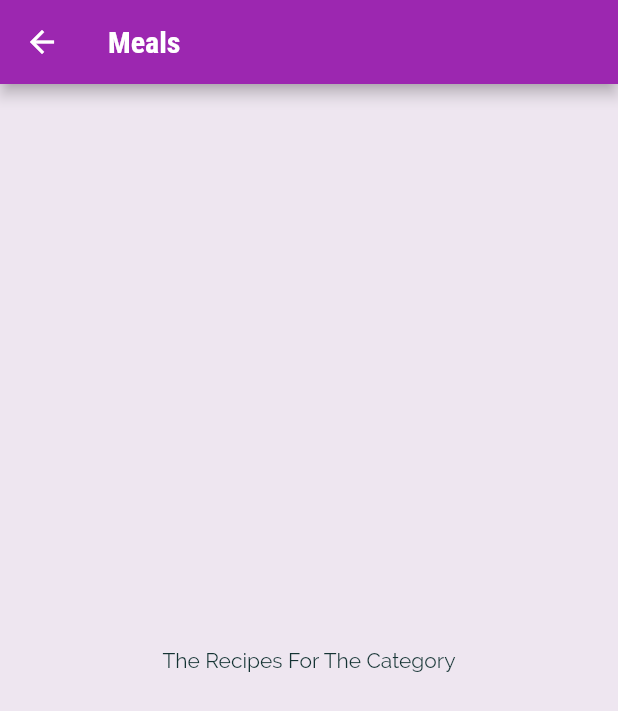
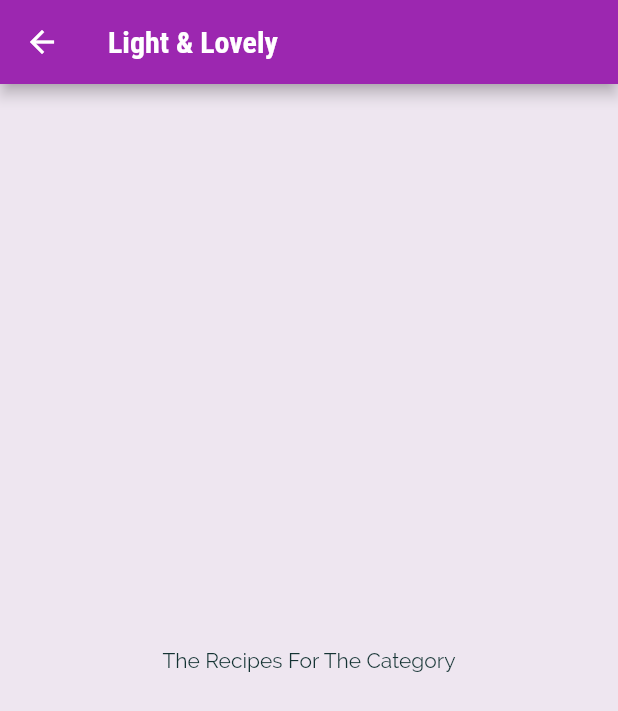
Before and after one commit to Alpha2Chris14/mealApp, a Flutter app: the screen it shows after launch, after a tap on "Light & Lovely", on a phone screen of 412 x 824 dp. Shown: the top 711 px of the screen. Run offline on Flutter 3.47's test engine with Material 2 defaults, Android fonts, the phone set to English and light mode, and no system bars.

Commit message:
added named route in main.dart and used it in category_item

```diff
--- a/lib/categories_meals_screen.dart
+++ b/lib/categories_meals_screen.dart
@@ -1,13 +1,22 @@
 import 'package:flutter/material.dart';
 
 class CategoriesMealsScreen extends StatelessWidget {
-  const CategoriesMealsScreen({super.key});
+  static const routeName = '/category-meals';
+  // final String categoryId;
+  // final String categoryTitle;
+
+  // const CategoriesMealsScreen(this.categoryId, this.categoryTitle, {super.key});
 
   @override
   Widget build(BuildContext context) {
+    final routeArgs =
+        ModalRoute.of(context)?.settings.arguments as Map<String, String>;
+
+    final categoryId = routeArgs['id'];
+    final categoryTitle = routeArgs['title'];
     return Scaffold(
       appBar: AppBar(
-        title: const Text("Meals"),
+        title: Text(categoryTitle as String),
       ),
       body: const Center(
         child: Text("The Recipes For The Category"),
--- a/lib/categories_screen.dart
+++ b/lib/categories_screen.dart
@@ -19,7 +19,8 @@ class CategoriesScreen extends StatelessWidget {
         ),
         children: DUMMY_CATEGORIES
             .map(
-              (catData) => CategoryItem(catData.title, catData.color),
+              (catData) =>
+                  CategoryItem(catData.id, catData.title, catData.color),
             )
             .toList(),
       ),
--- a/lib/category_item.dart
+++ b/lib/category_item.dart
@@ -1,19 +1,29 @@
 import 'package:flutter/material.dart';
 import 'package:mealapp/categories_meals_screen.dart';
+// import 'package:mealapp/categories_meals_screen.dart';
 
 class CategoryItem extends StatelessWidget {
+  final String id;
   final String title;
   final Color color;
 
   CategoryItem(
+    this.id,
     this.title,
     this.color,
   );
 
   void selectCategory(BuildContext context) {
-    Navigator.of(context).push(MaterialPageRoute(builder: (_) {
-      return const CategoriesMealsScreen();
-    }));
+    Navigator.of(context)
+        .pushNamed(CategoriesMealsScreen.routeName, arguments: {
+      'id': id,
+      'title': title,
+    });
+    // Navigator.of(context).push(MaterialPageRoute(
+    //     fullscreenDialog: false,
+    //     builder: (_) {
+    //       return CategoriesMealsScreen(id, title);
+    //     }));
   }
 
   @override
--- a/lib/main.dart
+++ b/lib/main.dart
@@ -1,4 +1,5 @@
 import 'package:flutter/material.dart';
+import 'package:mealapp/categories_meals_screen.dart';
 import 'package:mealapp/categories_screen.dart';
 
 void main() {
@@ -32,7 +33,12 @@ class MyApp extends StatelessWidget {
         canvasColor: const Color.fromARGB(255, 238, 230, 240),
         fontFamily: 'Raleway',
       ),
-      home: const CategoriesScreen(),
+      // home: const CategoriesScreen(),
+      initialRoute: "/",
+      routes: {
+        '/': (ctx) => const CategoriesScreen(),
+        CategoriesMealsScreen.routeName: (ctx) => CategoriesMealsScreen(),
+      },
     );
   }
 }
```
